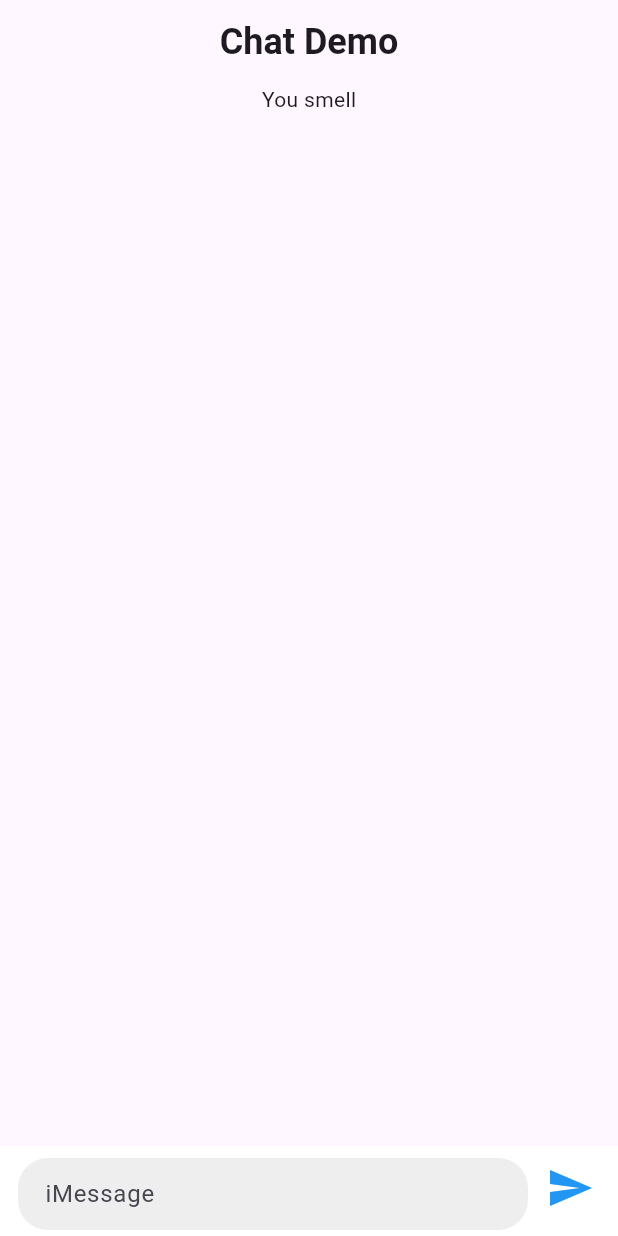
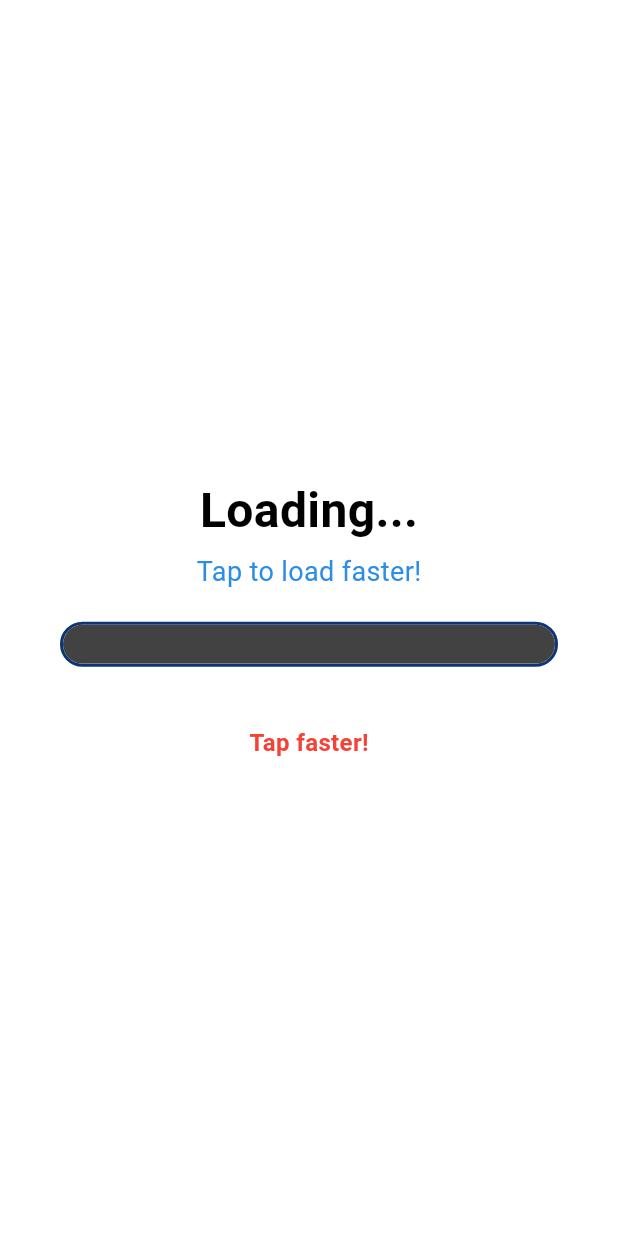
Before and after one commit to ka-lu/StormHacks2025, a Flutter app: the screen it shows after launch, on a phone screen of 412 x 824 dp. Run offline on Flutter 3.47's test engine with Material 3 defaults, Android fonts, the phone set to English and light mode, and no system bars; our stand-ins replace sensors_plus.

Commit message:
Added loading screen

```diff
--- a/stormhacksapp/lib/main.dart
+++ b/stormhacksapp/lib/main.dart
@@ -1,6 +1,6 @@
 import 'package:flutter/material.dart';
 import 'screens/home_screen.dart';
-import 'screens/maze_screen.dart';
+import 'screens/loading_screen.dart';
 
 void main() {
   runApp(const MyApp());
@@ -17,7 +17,8 @@ class MyApp extends StatelessWidget {
       theme: ThemeData(
         primarySwatch: Colors.blue,
       ),
-      home: const ChatScreen(),
+      home: const LoadingScreen(),
+      //home: const ChatScreen(),
       //home : const Maze(),
     );
   }
--- a/stormhacksapp/lib/screens/home_screen.dart
+++ b/stormhacksapp/lib/screens/home_screen.dart
@@ -79,7 +79,7 @@ class _SimpleChatInputState extends State<SimpleChatInput> {
             Padding(
               padding: const EdgeInsets.only(bottom: 4.0), // A small bottom padding for alignment
               child: IconButton(
-                icon: const Icon(Icons.send, color: Colors.blue),
+                icon: const Icon(Icons.send, color: Color.fromRGBO(33, 150, 243, 1)),
                 onPressed: _handleMaze,
                 iconSize: 32.0,
               ),
--- /dev/null
+++ b/stormhacksapp/lib/screens/loading_screen.dart
@@ -0,0 +1,160 @@
+import 'package:flutter/material.dart';
+import 'dart:async';
+import 'home_screen.dart';
+
+class LoadingScreen extends StatefulWidget {
+  const LoadingScreen({super.key});
+
+  @override
+  _LoadingScreenState createState() => _LoadingScreenState();
+}
+
+class _LoadingScreenState extends State<LoadingScreen> {
+  double progress = 0.0;
+  double drainSpeed = 0.005; // How fast the bar drains (adjust for difficulty)
+  double tapIncrease = 0.08; // How much each tap fills (adjust for difficulty)
+  Timer? _drainTimer;
+  bool hasWon = false;
+
+  @override
+  void initState() {
+    super.initState();
+    startDraining();
+  }
+
+  void startDraining() {
+    _drainTimer = Timer.periodic(const Duration(milliseconds: 50), (timer) {
+      if (mounted && !hasWon) {
+        setState(() {
+          progress -= drainSpeed;
+
+          // If bar reaches 0, reset to prevent negative values
+          if (progress < 0) {
+            progress = 0;
+          }
+
+          // Check if player won (reached 100%)
+          if (progress >= 1.0) {
+            hasWon = true;
+            _drainTimer?.cancel();
+            _navigateToHome();
+          }
+        });
+      }
+    });
+  }
+
+  void handleTap() {
+    if (!hasWon && mounted) {
+      setState(() {
+        progress += tapIncrease;
+        // Cap at 100%
+        if (progress > 1.0) {
+          progress = 1.0;
+          hasWon = true;
+          _drainTimer?.cancel();
+          _navigateToHome();
+        }
+      });
+    }
+  }
+
+  void _navigateToHome() {
+    // Small delay to show the completed bar
+    Future.delayed(const Duration(milliseconds: 500), () {
+      // go to chat screen
+      if (mounted) {
+        Navigator.pushReplacement(
+          context,
+          MaterialPageRoute(builder: (context) => const ChatScreen()),
+        );
+      }
+    });
+  }
+
+  @override
+  void dispose() {
+    _drainTimer?.cancel();
+    super.dispose();
+  }
+
+  @override
+  Widget build(BuildContext context) {
+    return GestureDetector(
+      onTap: handleTap,
+      child: Scaffold(
+        backgroundColor: const Color.fromARGB(255, 255, 255, 255),
+        body: Center(
+          child: Column(
+            mainAxisAlignment: MainAxisAlignment.center,
+            children: [
+              Text(
+                'Loading...',
+                style: TextStyle(
+                  color: const Color.fromARGB(255, 0, 0, 0),
+                  fontSize: 32,
+                  fontWeight: FontWeight.bold,
+                ),
+              ),
+              SizedBox(height: 5),
+              Text(
+                'Tap to load faster!',
+                style: TextStyle(
+                  color: const Color.fromARGB(255, 44, 141, 231),
+                  fontSize: 18,
+                ),
+              ),
+              SizedBox(height: 20),
+              Padding(
+                padding: const EdgeInsets.symmetric(horizontal: 40.0),
+                child: Container(
+                  height: 30,
+                  decoration: BoxDecoration(
+                    border: Border.all(color: const Color.fromARGB(255, 12, 53, 116), width: 2),
+                    borderRadius: BorderRadius.circular(15),
+                  ),
+                  child: ClipRRect(
+                    borderRadius: BorderRadius.circular(13),
+                    child: LinearProgressIndicator(
+                      value: progress,
+                      backgroundColor: Colors.grey[800],
+                      valueColor: AlwaysStoppedAnimation<Color>(
+                        progress < 0.3
+                            ? Colors.red
+                            : progress < 0.7
+                                ? Colors.orange
+                                : Colors.green,
+                      ),
+                      minHeight: 30,
+                    ),
+                  ),
+                ),
+              ),
+
+              SizedBox(height: 0),
+              Text(
+                '${(progress * 100).toStringAsFixed(0)}%',
+                style: TextStyle(
+                  color: Colors.white,
+                  fontSize: 24,
+                  fontWeight: FontWeight.bold,
+                ),
+              ),
+
+              SizedBox(height: 5),
+              if (progress < 0.2)
+                Text(
+                  'Tap faster!',
+                  style: TextStyle(
+                    color: Colors.red,
+                    fontSize: 16,
+                    fontWeight: FontWeight.bold,
+                  ),
+                ),
+            ],
+          ),
+        ),
+      ),
+    );
+  }
+}
```
